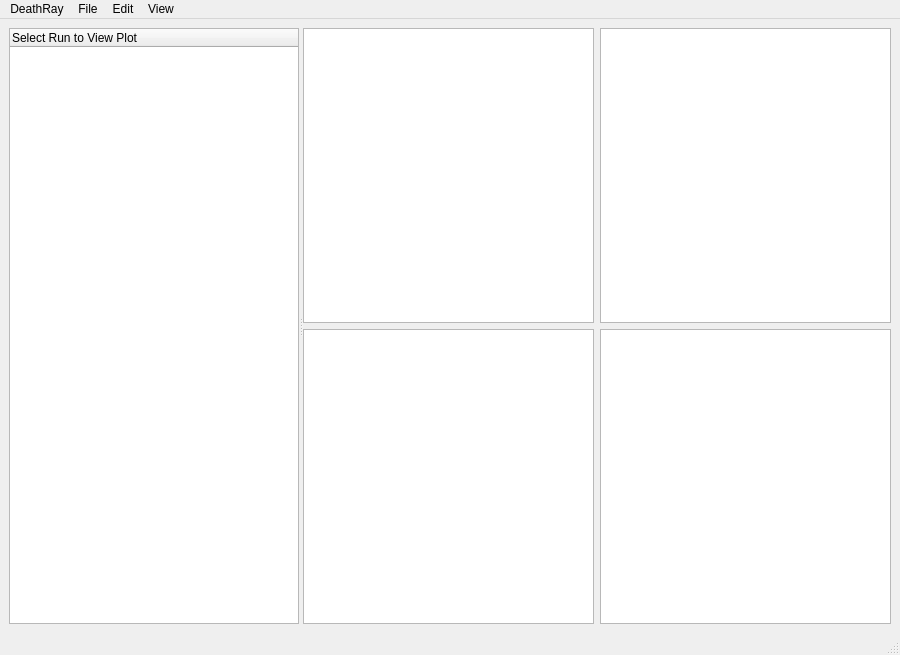
Above: interface.ui from doctoboggan/DeathRay before the change. Below: the same form after it.
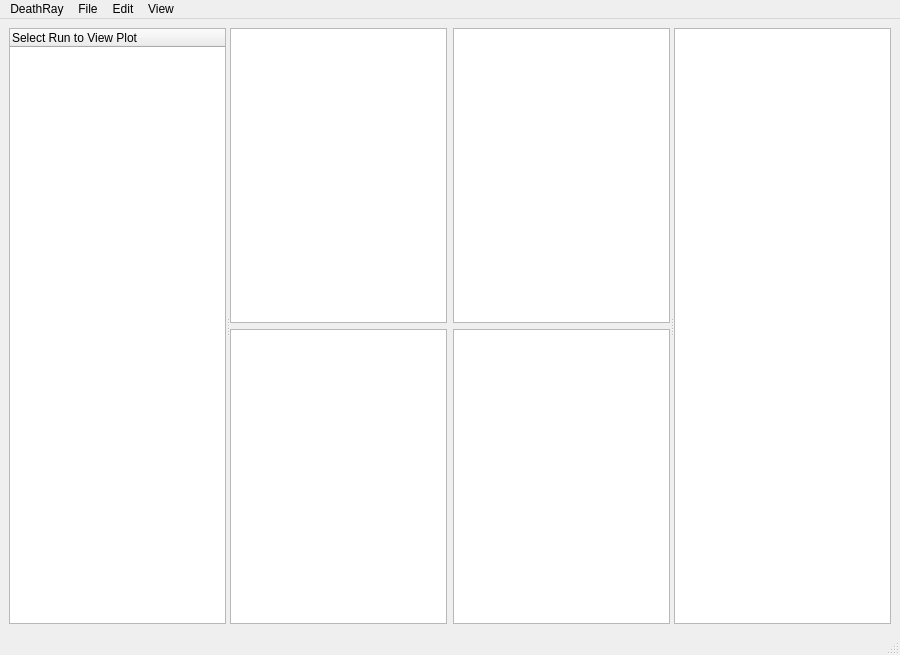
That is the form after the change. Custom widgets are drawn as their Qt base class.

Commit message: fixed issues brought up in 1/17 meeting. Added table view

Diff of the .ui file:
```diff
--- a/interface.ui
+++ b/interface.ui
@@ -45,7 +45,7 @@
         </property>
        </column>
       </widget>
-      <widget class="QWidget" name="">
+      <widget class="QWidget" name="layoutWidget">
        <layout class="QGridLayout" name="gridLayout">
         <item row="0" column="0">
          <widget class="QwtPlot" name="qwtPlot_1"/>
@@ -61,6 +61,7 @@
         </item>
        </layout>
       </widget>
+      <widget class="QTableWidget" name="tableWidgetData"/>
      </widget>
     </item>
    </layout>
```
Left out of the diff: 6 changed lines with no effect on the pictures. The commit also changes 4 other files.
